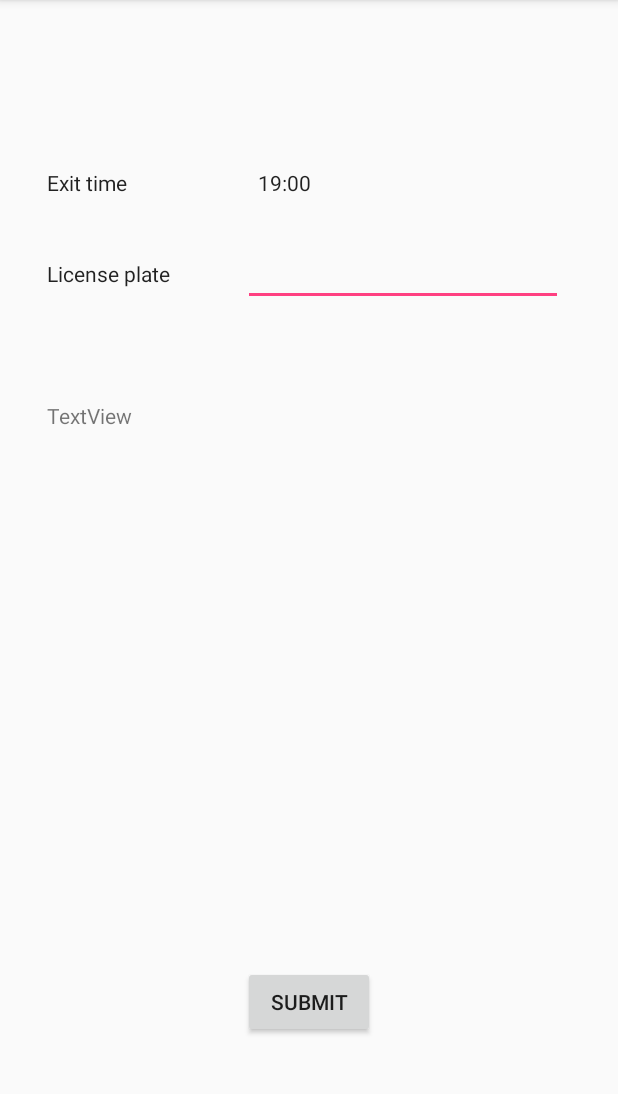
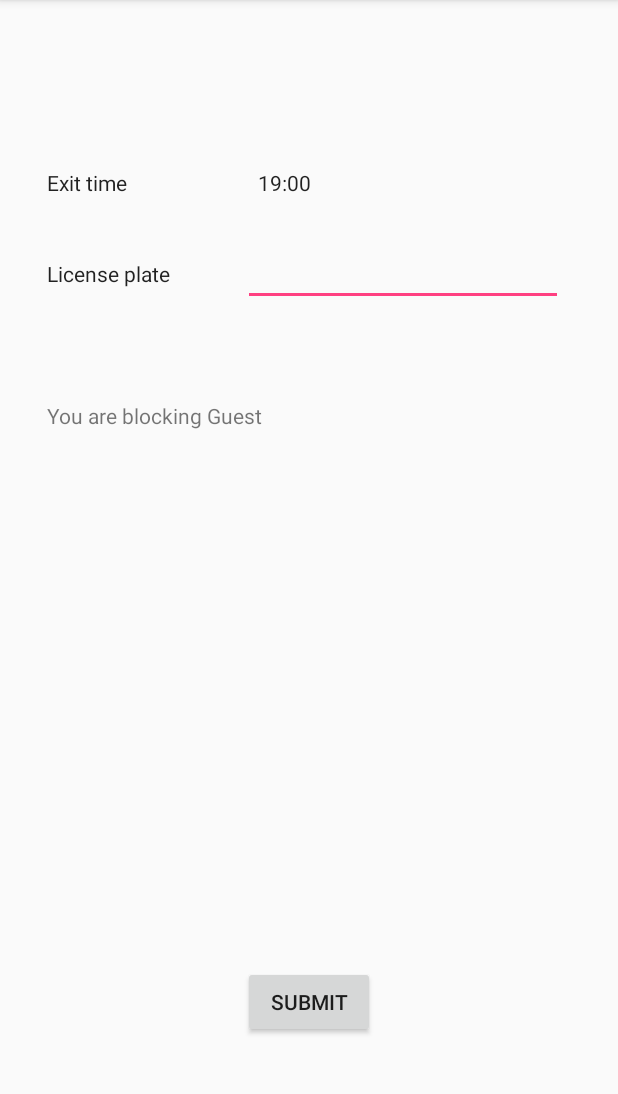
Before and after one commit to kobyperets/i-blocked-u-fe, an Android app: the fragment IBlockedUFormFragment shown on its own in the app's theme, on a phone screen of 412 x 824 dp, the part 84-1178 px from its top. Run offline under Robolectric (Android 15) with nearby library versions, the phone set to English and light mode, and no system bars; our stand-ins replace Volley; 1 statement that could not run was skipped.

Commit message:
add blocking message - take two :)

```diff
--- a/IBlockedU/app/src/main/java/com/salesforce/iblockedu/IBlockedUFormFragment.java
+++ b/IBlockedU/app/src/main/java/com/salesforce/iblockedu/IBlockedUFormFragment.java
@@ -11,6 +11,7 @@ import android.view.LayoutInflater;
 import android.view.View;
 import android.view.ViewGroup;
 import android.widget.EditText;
+import android.widget.TextView;
 import android.widget.Toast;
 
 import com.android.volley.Request;
@@ -78,6 +79,13 @@ public class IBlockedUFormFragment extends Fragment {
         View inflate = inflater.inflate(R.layout.fragment_iblocked_uform, container, false);
         String license = getArguments().getString(ARG_PARAM_LICENSE_PLATE);
         ((EditText)inflate.findViewById(R.id.license_plate)).setText(license);
+
+
+        //Build the blocking message
+        SharedPreferences sharedPref = getActivity().getPreferences(Context.MODE_PRIVATE);
+        String owner = sharedPref.getString(license, "Guest");
+        String message = "You are blocking "+ owner;
+        ((TextView)inflate.findViewById(R.id.form_block_message)).setText(message);
 
         return inflate;
     }
--- a/IBlockedU/app/src/main/res/layout/fragment_iblocked_uform.xml
+++ b/IBlockedU/app/src/main/res/layout/fragment_iblocked_uform.xml
@@ -72,7 +72,7 @@
             android:layout_alignStart="@+id/name_label2"
             android:layout_below="@+id/license_plate"
             android:layout_marginTop="63dp"
-            android:text="TextView" />
+            android:text="" />
 
     </RelativeLayout>
 
```
Also changed, not shown: IBlockedU/app/src/main/java/com/salesforce/iblockedu/IBlockedUMainActivity.java (+20 -0 lines).
